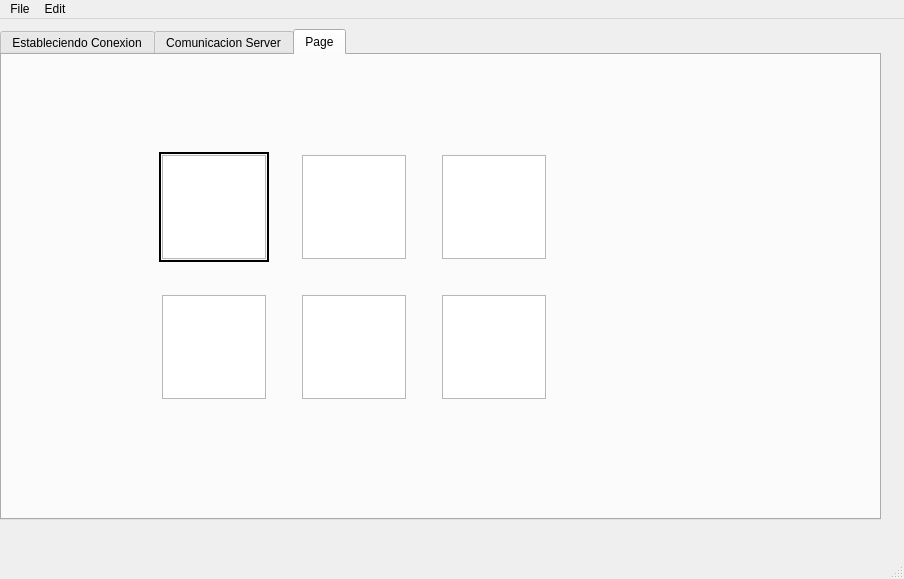
First picture: the form in Software Design/Motriz/mainwindow.ui, repository DesarrolloBCI-UTN/Impresora, before the edit.
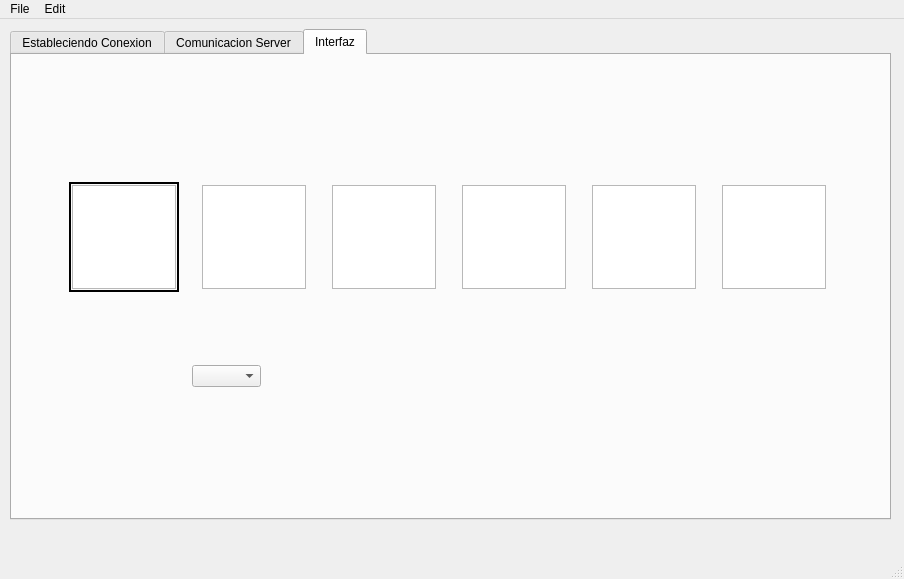
Second picture: the form after the edit. Icons and pictures are not drawn.

Patch:
```diff
--- a/Software Design/Motriz/mainwindow.ui
+++ b/Software Design/Motriz/mainwindow.ui
@@ -30,7 +30,7 @@
    <widget class="QTabWidget" name="tabWidget">
     <property name="geometry">
      <rect>
-      <x>0</x>
+      <x>10</x>
       <y>10</y>
       <width>881</width>
       <height>491</height>
@@ -256,27 +256,13 @@
     </widget>
     <widget class="QWidget" name="tab">
      <attribute name="title">
-      <string>Page</string>
+      <string>Interfaz</string>
      </attribute>
-     <widget class="QGraphicsView" name="graphicsView_3">
-      <property name="geometry">
-       <rect>
-        <x>300</x>
-        <y>100</y>
-        <width>104</width>
-        <height>104</height>
-       </rect>
-      </property>
-      <property name="styleSheet">
-       <string notr="true">
-background-image: url(:/Imagenes/flechaabajo.png);</string>
-      </property>
-     </widget>
      <widget class="QGraphicsView" name="graphicsView_4">
       <property name="geometry">
        <rect>
-        <x>160</x>
-        <y>240</y>
+        <x>450</x>
+        <y>130</y>
         <width>104</width>
         <height>104</height>
        </rect>
@@ -288,8 +274,8 @@
      <widget class="QFrame" name="frame">
       <property name="geometry">
        <rect>
-        <x>157</x>
-        <y>97</y>
+        <x>57</x>
+        <y>127</y>
         <width>110</width>
         <height>110</height>
        </rect>
@@ -307,8 +293,8 @@
      <widget class="QGraphicsView" name="graphicsView">
       <property name="geometry">
        <rect>
-        <x>160</x>
-        <y>100</y>
+        <x>60</x>
+        <y>130</y>
         <width>104</width>
         <height>104</height>
        </rect>
@@ -320,8 +306,8 @@
      <widget class="QGraphicsView" name="graphicsView_2">
       <property name="geometry">
        <rect>
-        <x>440</x>
-        <y>100</y>
+        <x>320</x>
+        <y>130</y>
         <width>104</width>
         <height>104</height>
        </rect>
@@ -333,8 +319,8 @@
      <widget class="QGraphicsView" name="graphicsView_6">
       <property name="geometry">
        <rect>
-        <x>440</x>
-        <y>240</y>
+        <x>710</x>
+        <y>130</y>
         <width>104</width>
         <height>104</height>
        </rect>
@@ -346,8 +332,8 @@
      <widget class="QGraphicsView" name="graphicsView_5">
       <property name="geometry">
        <rect>
-        <x>300</x>
-        <y>240</y>
+        <x>580</x>
+        <y>130</y>
         <width>104</width>
         <height>104</height>
        </rect>
@@ -356,6 +342,30 @@
        <string notr="true">background-image: url(:/Imagenes/lapiz abajo.jpg);</string>
       </property>
      </widget>
+     <widget class="QComboBox" name="comboBox">
+      <property name="geometry">
+       <rect>
+        <x>180</x>
+        <y>310</y>
+        <width>69</width>
+        <height>22</height>
+       </rect>
+      </property>
+     </widget>
+     <widget class="QGraphicsView" name="graphicsView_3">
+      <property name="geometry">
+       <rect>
+        <x>190</x>
+        <y>130</y>
+        <width>104</width>
+        <height>104</height>
+       </rect>
+      </property>
+      <property name="styleSheet">
+       <string notr="true">
+background-image: url(:/Imagenes/flechaabajo.png);</string>
+      </property>
+     </widget>
     </widget>
    </widget>
    <zorder>tabWidget</zorder>
```
